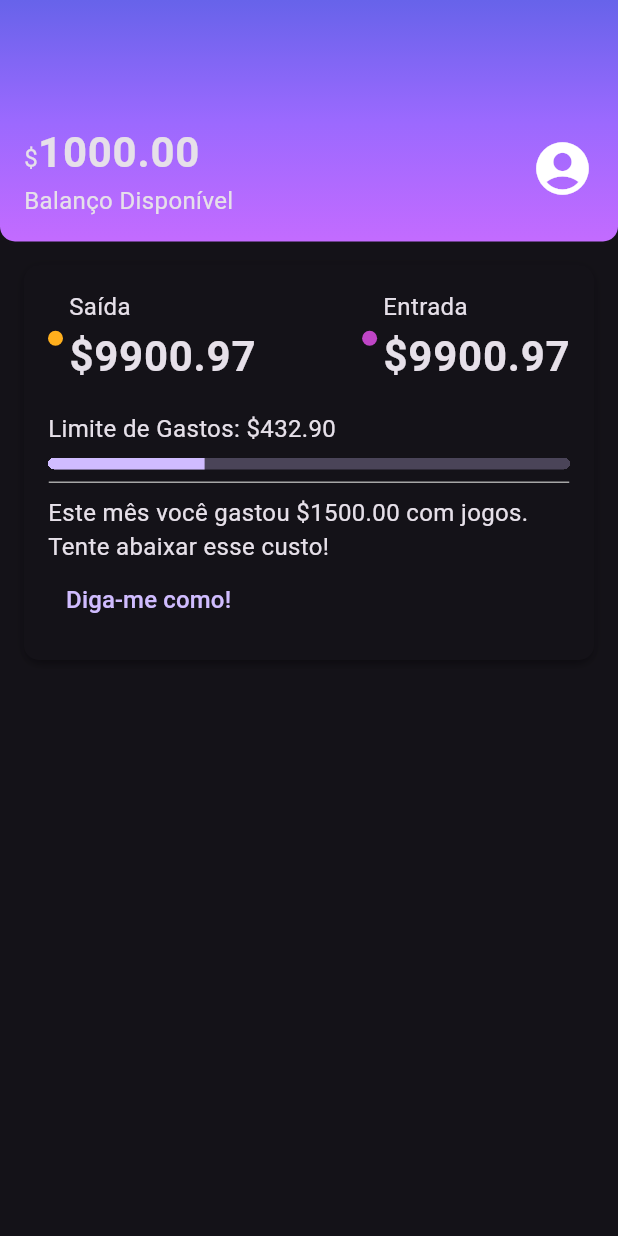
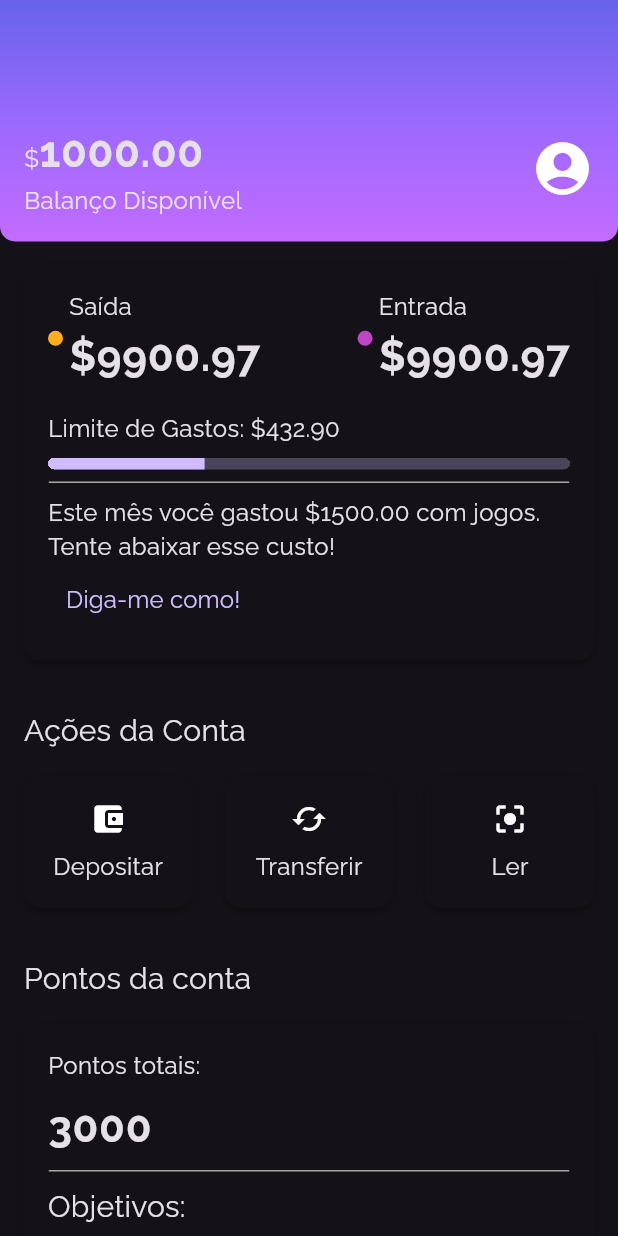
Before and after one commit to tiagofrbarbosa/alubank, a Flutter app: the screen it shows after launch, on a phone screen of 412 x 824 dp. Run offline on Flutter 3.47's test engine with Material 3 defaults, Android fonts, the phone set to English and light mode, and no system bars.

Commit message:
account sections

```diff
--- a/lib/components/box_card.dart
+++ b/lib/components/box_card.dart
@@ -6,7 +6,7 @@ class BoxCard extends StatelessWidget {
 
   @override
   Widget build(BuildContext context) {
-    return Container(
+    return Ink(
       decoration: BoxDecoration(
           boxShadow: kElevationToShadow[3],
           borderRadius: BorderRadius.circular(10),
--- /dev/null
+++ b/lib/components/sections/account_actions.dart
@@ -0,0 +1,75 @@
+import 'package:alubank/components/box_card.dart';
+import 'package:flutter/material.dart';
+
+class AccountActions extends StatelessWidget {
+  const AccountActions({super.key});
+
+  @override
+  Widget build(BuildContext context) {
+    return Padding(
+      padding: const EdgeInsets.all(16.0),
+      child: Column(
+        crossAxisAlignment: CrossAxisAlignment.start,
+        children: [
+          Padding(
+            padding: const EdgeInsets.only(bottom: 16.0),
+            child: Text('Ações da Conta',
+            style: Theme.of(context).textTheme.titleMedium,
+            ),
+          ),
+          Row(
+            mainAxisAlignment: MainAxisAlignment.spaceBetween,
+            children: [
+              InkWell(
+                onTap: (){},
+                child: BoxCard(
+                    boxContent: _AccountActionsContent(
+                      icon: Icon(Icons.account_balance_wallet),
+                      text: 'Depositar',
+                )),
+              ),
+              InkWell(
+                onTap: (){},
+                child: BoxCard(
+                    boxContent: _AccountActionsContent(
+                      icon: Icon(Icons.cached),
+                      text: 'Transferir',
+                    )),
+              ),
+              InkWell(
+                onTap: (){},
+                child: BoxCard(
+                    boxContent: _AccountActionsContent(
+                      icon: Icon(Icons.center_focus_strong),
+                      text: 'Ler',
+                    )),
+              ),
+            ],
+          )
+        ],
+      ),
+    );
+  }
+}
+
+class _AccountActionsContent extends StatelessWidget {
+  final Icon icon;
+  final String text;
+  const _AccountActionsContent({super.key, required this.icon, required this.text});
+
+  @override
+  Widget build(BuildContext context) {
+    return Container(
+      width: 80,
+      child: Column(
+        children: [
+          Padding(
+            padding: const EdgeInsets.only(bottom: 8.0),
+            child: icon,
+          ),
+          Text(text),
+        ],
+      ),
+    );
+  }
+}
--- /dev/null
+++ b/lib/components/sections/account_points.dart
@@ -0,0 +1,79 @@
+import 'package:alubank/components/box_card.dart';
+import 'package:alubank/components/color_dot.dart';
+import 'package:alubank/components/content_division.dart';
+import 'package:alubank/themes/theme_colors.dart';
+import 'package:flutter/material.dart';
+
+class AccountPoints extends StatelessWidget {
+  const AccountPoints({Key? key}) : super(key: key);
+
+  @override
+  Widget build(BuildContext context) {
+    return Padding(
+      padding: const EdgeInsets.all(16),
+      child: Column(
+        crossAxisAlignment: CrossAxisAlignment.start,
+        children: [
+          Padding(
+            padding: const EdgeInsets.only(bottom: 16.0),
+            child: Text(
+              'Pontos da conta',
+              style: Theme.of(context).textTheme.titleMedium,
+            ),
+          ),
+          BoxCard(boxContent: _AccountPointsContent()),
+        ],
+      ),
+    );
+  }
+}
+
+class _AccountPointsContent extends StatelessWidget {
+  const _AccountPointsContent({Key? key}) : super(key: key);
+
+  @override
+  Widget build(BuildContext context) {
+    return Column(
+      crossAxisAlignment: CrossAxisAlignment.start,
+      children: [
+        Padding(
+          padding: const EdgeInsets.only(bottom: 8.0),
+          child: Text('Pontos totais:'),
+        ),
+        Text(
+          '3000',
+          style: Theme.of(context).textTheme.bodyLarge,
+        ),
+        Padding(
+          padding: const EdgeInsets.only(top: 8.0, bottom: 8.0),
+          child: ContentDivision(),
+        ),
+        Text(
+          'Objetivos:',
+          style: Theme.of(context).textTheme.titleMedium,
+        ),
+        Padding(
+          padding: const EdgeInsets.only(top: 8.0, bottom: 8.0),
+          child: Row(
+            children: [
+              Padding(
+                padding: const EdgeInsets.only(right: 4.0),
+                child: ColorDot(color: ThemeColors.AccountPoints['delivery']),
+              ),
+              Text('Entrega grátis: 15000pts'),
+            ],
+          ),
+        ),
+        Row(
+          children: [
+            Padding(
+              padding: const EdgeInsets.only(right: 4.0),
+              child: ColorDot(color: ThemeColors.AccountPoints['streaming']),
+            ),
+            Text('1 mês de streaming: 30000pts'),
+          ],
+        ),
+      ],
+    );
+  }
+}
--- a/lib/components/sections/recent_activity.dart
+++ b/lib/components/sections/recent_activity.dart
@@ -1,5 +1,5 @@
 import 'package:alubank/components/box_card.dart';
-import 'package:alubank/components/color_dot.dat.dart';
+import 'package:alubank/components/color_dot.dart';
 import 'package:alubank/components/content_division.dart';
 import 'package:alubank/themes/theme_colors.dart';
 import 'package:flutter/material.dart';
--- a/lib/screens/home.dart
+++ b/lib/screens/home.dart
@@ -1,9 +1,7 @@
-import 'package:alubank/components/box_card.dart';
-import 'package:alubank/components/color_dot.dat.dart';
-import 'package:alubank/components/content_division.dart';
+import 'package:alubank/components/sections/account_actions.dart';
+import 'package:alubank/components/sections/account_points.dart';
 import 'package:alubank/components/sections/header.dart';
 import 'package:alubank/components/sections/recent_activity.dart';
-import 'package:alubank/themes/theme_colors.dart';
 import 'package:flutter/material.dart';
 
 class Home extends StatelessWidget {
@@ -12,11 +10,15 @@ class Home extends StatelessWidget {
   @override
   Widget build(BuildContext context) {
     return Scaffold(
-      body: Column(
-        children: [
-          Header(),
-          RecentActivity(),
-        ],
+      body: ListView(
+        children: [Column(
+          children: [
+            Header(),
+            RecentActivity(),
+            AccountActions(),
+            AccountPoints(),
+          ],
+        )],
       ),
     );
   }
--- a/lib/themes/my_theme.dart
+++ b/lib/themes/my_theme.dart
@@ -5,8 +5,10 @@ ThemeData MyTheme = ThemeData(
   primarySwatch: ThemeColors.primaryColor,
   primaryColor: ThemeColors.primaryColor,
   brightness: Brightness.dark,
+  fontFamily: 'Raleway',
   textTheme: TextTheme(
     bodyMedium: TextStyle(fontSize: 16),
     bodyLarge: TextStyle(fontSize: 28, fontWeight: FontWeight.bold),
+    titleMedium: TextStyle(fontSize: 20, fontWeight: FontWeight.normal),
   ),
 );
--- a/lib/themes/theme_colors.dart
+++ b/lib/themes/theme_colors.dart
@@ -12,4 +12,9 @@ class ThemeColors {
                                  'income': Color.fromRGBO(191, 69, 198, 1.0),};
 
   static const division = Color.fromRGBO(166, 166, 166, 1.0);
+
+  static const AccountPoints = {
+    'delivery': Color.fromRGBO(250, 0, 112, 1.0),
+    'streaming': Color.fromRGBO(75, 89, 191, 1.0),
+  };
 }
```
Also changed, not shown: pubspec.yaml (+8 -0 lines), fonts/Raleway-Bold.ttf (added), fonts/Raleway-Regular.ttf (added), lib/components/color_dot.dart (renamed from lib/components/color_dot.dat.dart).
